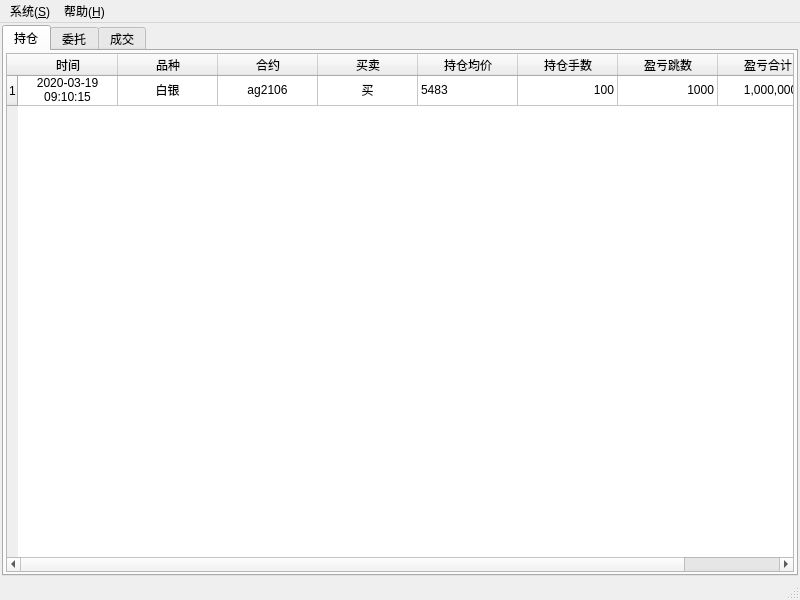
First picture: the form in QT/main_window.ui, repository BruceFrankWong/FuturesWorkshop, before the edit.
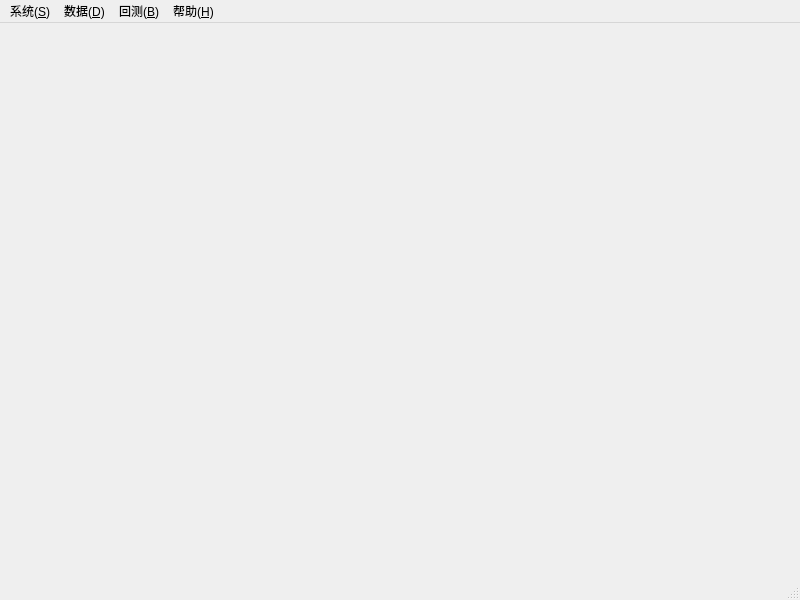
Second picture: the form after the edit.

Diff of the .ui file:
```diff
--- a/QT/main_window.ui
+++ b/QT/main_window.ui
@@ -16,289 +16,20 @@
   <widget class="QWidget" name="centralwidget">
    <layout class="QGridLayout" name="gridLayout">
     <property name="leftMargin">
-     <number>2</number>
+     <number>0</number>
     </property>
     <property name="topMargin">
-     <number>2</number>
+     <number>0</number>
     </property>
     <property name="rightMargin">
-     <number>2</number>
+     <number>0</number>
     </property>
     <property name="bottomMargin">
-     <number>2</number>
+     <number>0</number>
     </property>
-    <item row="0" column="0">
-     <widget class="QTabWidget" name="tabWidget">
-      <property name="currentIndex">
-       <number>0</number>
-      </property>
-      <widget class="QWidget" name="tabPosition">
-       <attribute name="title">
-        <string>持仓</string>
-       </attribute>
-       <layout class="QGridLayout" name="gridLayout_2">
-        <property name="leftMargin">
-         <number>2</number>
-        </property>
-        <property name="topMargin">
-         <number>2</number>
-        </property>
-        <property name="rightMargin">
-         <number>2</number>
-        </property>
-        <property name="bottomMargin">
-         <number>2</number>
-        </property>
-        <item row="0" column="0">
-         <widget class="QTableWidget" name="tablePosition">
-          <property name="alternatingRowColors">
-           <bool>true</bool>
-          </property>
-          <attribute name="horizontalHeaderShowSortIndicator" stdset="0">
-           <bool>true</bool>
-          </attribute>
-          <row>
-           <property name="text">
-            <string>1</string>
-           </property>
-          </row>
-          <column>
-           <property name="text">
-            <string>时间</string>
-           </property>
-           <property name="textAlignment">
-            <set>AlignCenter</set>
-           </property>
-          </column>
-          <column>
-           <property name="text">
-            <string>品种</string>
-           </property>
-           <property name="textAlignment">
-            <set>AlignCenter</set>
-           </property>
-          </column>
-          <column>
-           <property name="text">
-            <string>合约</string>
-           </property>
-           <property name="textAlignment">
-            <set>AlignCenter</set>
-           </property>
-          </column>
-          <column>
-           <property name="text">
-            <string>买卖</string>
-           </property>
-           <property name="textAlignment">
-            <set>AlignCenter</set>
-           </property>
-          </column>
-          <column>
-           <property name="text">
-            <string>持仓均价</string>
-           </property>
-           <property name="textAlignment">
-            <set>AlignCenter</set>
-           </property>
-          </column>
-          <column>
-           <property name="text">
-            <string>持仓手数</string>
-           </property>
-           <property name="textAlignment">
-            <set>AlignCenter</set>
-           </property>
-          </column>
-          <column>
-           <property name="text">
-            <string>盈亏跳数</string>
-           </property>
-           <property name="textAlignment">
-            <set>AlignCenter</set>
-           </property>
-          </column>
-          <column>
-           <property name="text">
-            <string>盈亏合计</string>
-           </property>
-           <property name="textAlignment">
-            <set>AlignCenter</set>
-           </property>
-          </column>
-          <item row="0" column="0">
-           <property name="text">
-            <string>2020-03-19 09:10:15</string>
-           </property>
-           <property name="textAlignment">
-            <set>AlignCenter</set>
-           </property>
-          </item>
-          <item row="0" column="1">
-           <property name="text">
-            <string>白银</string>
-           </property>
-           <property name="textAlignment">
-            <set>AlignCenter</set>
-           </property>
-          </item>
-          <item row="0" column="2">
-           <property name="text">
-            <string>ag2106</string>
-           </property>
-           <property name="textAlignment">
-            <set>AlignCenter</set>
-           </property>
-          </item>
-          <item row="0" column="3">
-           <property name="text">
-            <string>买</string>
-           </property>
-           <property name="textAlignment">
-            <set>AlignCenter</set>
-           </property>
-          </item>
-          <item row="0" column="4">
-           <property name="text">
-            <string>5483</string>
-           </property>
-          </item>
-          <item row="0" column="5">
-           <property name="text">
-            <string>100</string>
-           </property>
-           <property name="textAlignment">
-            <set>AlignTrailing|AlignVCenter</set>
-           </property>
-          </item>
-          <item row="0" column="6">
-           <property name="text">
-            <string>1000</string>
-           </property>
-           <property name="textAlignment">
-            <set>AlignTrailing|AlignVCenter</set>
-           </property>
-          </item>
-          <item row="0" column="7">
-           <property name="text">
-            <string>1,000,000.00</string>
-           </property>
-           <property name="textAlignment">
-            <set>AlignTrailing|AlignVCenter</set>
-           </property>
-          </item>
-         </widget>
-        </item>
-       </layout>
-      </widget>
-      <widget class="QWidget" name="tabOrder">
-       <attribute name="title">
-        <string>委托</string>
-       </attribute>
-       <layout class="QGridLayout" name="gridLayout_3">
-        <property name="leftMargin">
-         <number>2</number>
-        </property>
-        <property name="topMargin">
-         <number>2</number>
-        </property>
-        <property name="rightMargin">
-         <number>2</number>
-        </property>
-        <property name="bottomMargin">
-         <number>2</number>
-        </property>
-        <item row="0" column="0">
-         <widget class="QTableWidget" name="tableOrder">
-          <column>
-           <property name="text">
-            <string>时间</string>
-           </property>
-          </column>
-          <column>
-           <property name="text">
-            <string>品种</string>
-           </property>
-          </column>
-          <column>
-           <property name="text">
-            <string>买卖</string>
-           </property>
-          </column>
-          <column>
-           <property name="text">
-            <string>委托价</string>
-           </property>
-          </column>
-          <column>
-           <property name="text">
-            <string>委托数</string>
-           </property>
-          </column>
-          <column>
-           <property name="text">
-            <string>状态</string>
-           </property>
-          </column>
-         </widget>
-        </item>
-       </layout>
-      </widget>
-      <widget class="QWidget" name="tabTrade">
-       <attribute name="title">
-        <string>成交</string>
-       </attribute>
-       <layout class="QGridLayout" name="gridLayout_4">
-        <property name="leftMargin">
-         <number>2</number>
-        </property>
-        <property name="topMargin">
-         <number>2</number>
-        </property>
-        <property name="rightMargin">
-         <number>2</number>
-        </property>
-        <property name="bottomMargin">
-         <number>2</number>
-        </property>
-        <item row="0" column="0">
-         <widget class="QTableWidget" name="tableTrade">
-          <column>
-           <property name="text">
-            <string>时间</string>
-           </property>
-          </column>
-          <column>
-           <property name="text">
-            <string>品种</string>
-           </property>
-          </column>
-          <column>
-           <property name="text">
-            <string>买卖</string>
-           </property>
-          </column>
-          <column>
-           <property name="text">
-            <string>持仓手数</string>
-           </property>
-          </column>
-          <column>
-           <property name="text">
-            <string>盈亏跳数</string>
-           </property>
-          </column>
-          <column>
-           <property name="text">
-            <string>盈亏合计</string>
-           </property>
-          </column>
-         </widget>
-        </item>
-       </layout>
-      </widget>
-     </widget>
-    </item>
+    <property name="spacing">
+     <number>0</number>
+    </property>
    </layout>
   </widget>
   <widget class="QMenuBar" name="menubar">
@@ -320,6 +51,13 @@
     <addaction name="separator"/>
     <addaction name="actionQuit"/>
    </widget>
+   <widget class="QMenu" name="menuBacktesting">
+    <property name="title">
+     <string>回测(&amp;B)</string>
+    </property>
+    <addaction name="actionLoad"/>
+    <addaction name="actionRun"/>
+   </widget>
    <widget class="QMenu" name="menuHelp">
     <property name="title">
      <string>帮助(&amp;H)</string>
@@ -328,7 +66,16 @@
     <addaction name="separator"/>
     <addaction name="actionAbout"/>
    </widget>
+   <widget class="QMenu" name="menuData">
+    <property name="title">
+     <string>数据(&amp;D)</string>
+    </property>
+    <addaction name="actionCrawl"/>
+    <addaction name="actionDownload"/>
+   </widget>
    <addaction name="menuSystem"/>
+   <addaction name="menuData"/>
+   <addaction name="menuBacktesting"/>
    <addaction name="menuHelp"/>
   </widget>
   <widget class="QStatusBar" name="statusbar"/>
```
Left out of the diff: 64 changed lines with no effect on the pictures.
